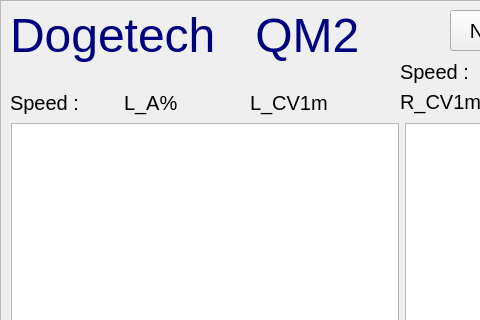
Old version of the form qualitymonitor.ui in the repository cdfq277462/myQM; both pictures show x 0 to 480 and y 0 to 320 of the 1080 by 612 pixel window.
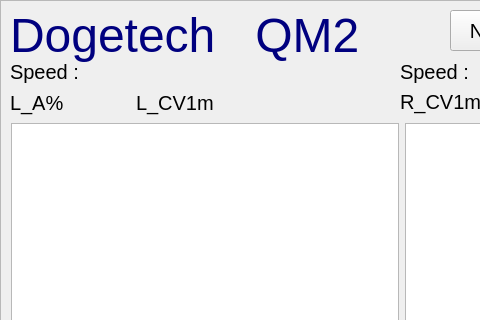
New version of the form.

Commit message: fixed ISR emit signal to GUI thread

Diff of the .ui file:
```diff
--- a/qualitymonitor.ui
+++ b/qualitymonitor.ui
@@ -217,13 +217,6 @@
      </rect>
     </property>
     <layout class="QHBoxLayout" name="horizontalLayout_14">
-     <item>
-      <widget class="QLabel" name="label_L_speed">
-       <property name="text">
-        <string>Speed :</string>
-       </property>
-      </widget>
-     </item>
      <item>
       <widget class="QLabel" name="label_L_A_per">
        <property name="minimumSize">
@@ -252,6 +245,19 @@
      </item>
     </layout>
    </widget>
+   <widget class="QLabel" name="label_L_speed">
+    <property name="geometry">
+     <rect>
+      <x>10</x>
+      <y>60</y>
+      <width>191</width>
+      <height>24</height>
+     </rect>
+    </property>
+    <property name="text">
+     <string>Speed :</string>
+    </property>
+   </widget>
   </widget>
   <widget class="QFrame" name="lvdt">
    <property name="geometry">
```
The commit also changes 5 other files.
